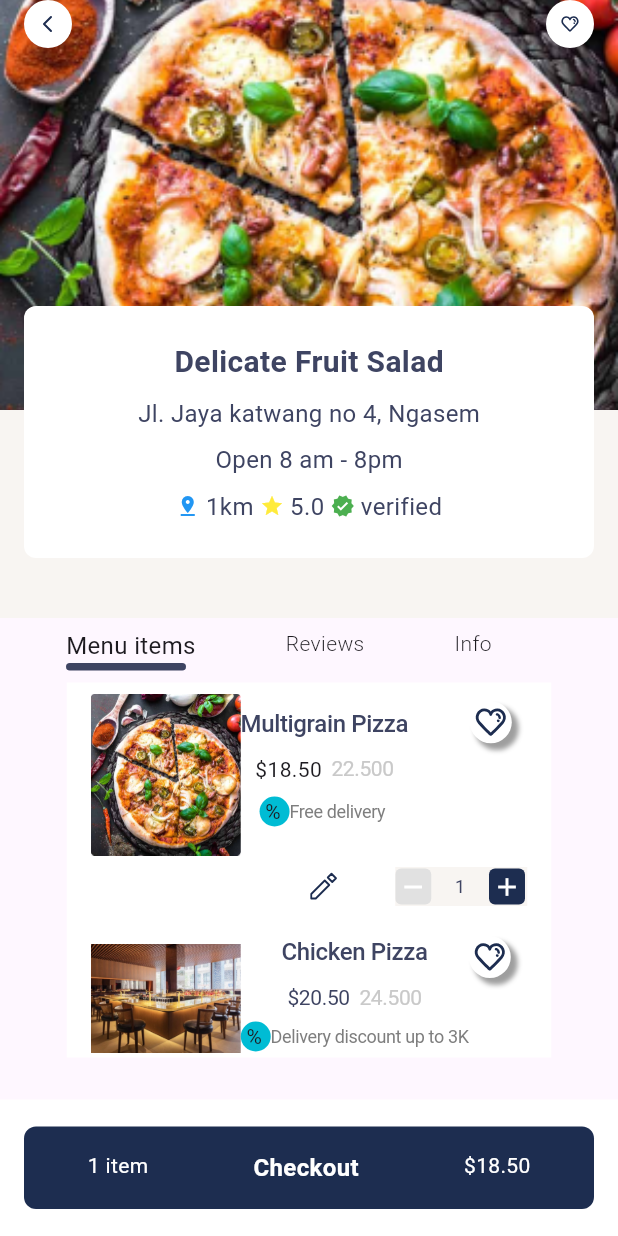
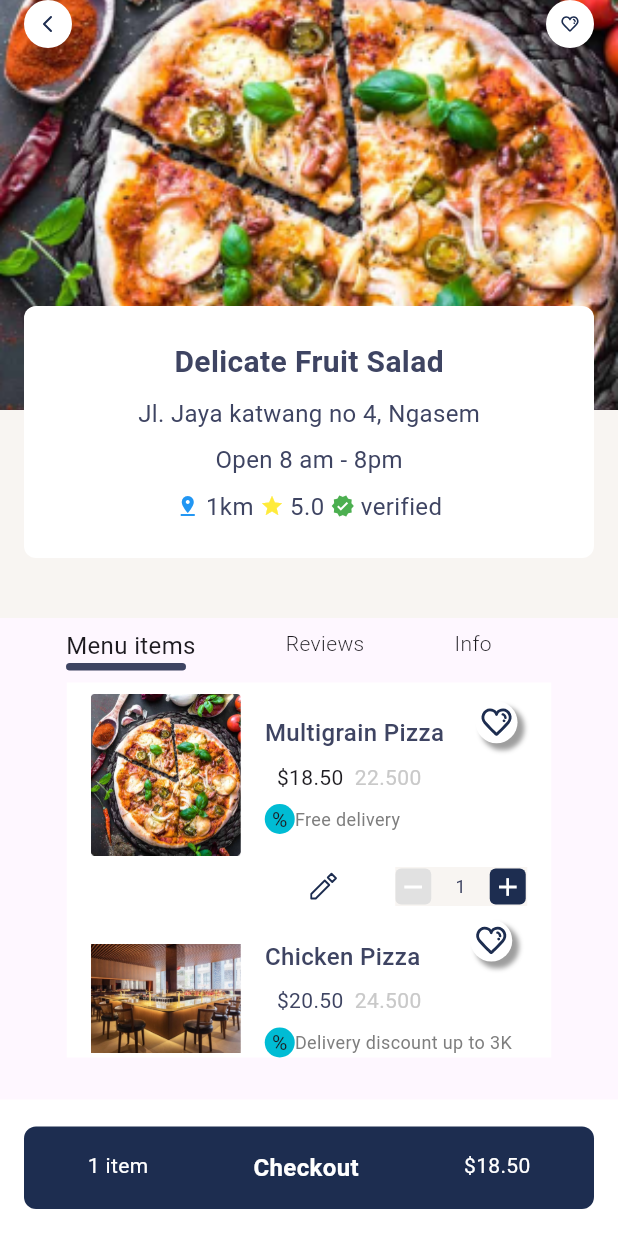
Before and after one commit to 2121051087/AppShoppingFood, a Flutter app: the DetailScreen screen opened directly, on a phone screen of 412 x 824 dp. Run offline on Flutter 3.47's test engine with Material 3 defaults, Android fonts, the phone set to English and light mode, and no system bars; our stand-ins replace firebase_auth, firebase_core, flutter_svg, google_fonts; accounts and stored records are empty; Roboto replaces fonts that are missing (Poppins, Ubuntu).

Commit message:
Update UI detailScreen

```diff
--- a/flutter_application_1/lib/Insert/detail_page.dart
+++ b/flutter_application_1/lib/Insert/detail_page.dart
@@ -313,6 +313,7 @@ class _DetailScreenState extends State<DetailScreen> {
                   switch (index) {
                     case 0:
                       return Column(
+
                         children: <Widget>[
                           Row(
                             children: <Widget>[
@@ -328,7 +329,11 @@ class _DetailScreenState extends State<DetailScreen> {
                                   ),
                                 ),
                               ),
-                              Column(
+                              Container(
+
+                                padding:EdgeInsets.only(left:16),
+                                child: Column(
+                                  crossAxisAlignment: CrossAxisAlignment.start,
                                   children: <Widget>[
                                     const Text(
                                       'Multigrain Pizza',
@@ -337,12 +342,11 @@ class _DetailScreenState extends State<DetailScreen> {
                                         fontSize: 16,
                                         fontFamily: 'Poppins',
                                         fontWeight: FontWeight.w500,
-                                      height: 0.08,
-                                      letterSpacing: -0.24,
+
                                       ),
                                     ),
                                     const Padding(
-                                    padding: EdgeInsets.only(top: 20.0),
+                                      padding: EdgeInsets.all(8.0),
                                       child: Row(
                                           children: [
                                             Text("\$18.50"),
@@ -353,16 +357,15 @@ class _DetailScreenState extends State<DetailScreen> {
                                                 fontSize: 14,
                                                 fontFamily: 'Poppins',
                                                 fontWeight: FontWeight.w400,
-                                            height: 0.10,
-                                            letterSpacing: -0.24,
+
                                               ),
                                             )
                                           ],
                                         ),
                                     ),
-                                  Padding(
-                                    padding: const EdgeInsets.only(top: 8.0),
-                                    child: Row(
+
+
+                                       Row(
                                         children: <Widget>[
                                           Container(
                                             width: 20,
@@ -372,7 +375,7 @@ class _DetailScreenState extends State<DetailScreen> {
                                               borderRadius:
                                               BorderRadius.circular(10),
                                             ),
-                                          child: const Text(" %"),
+                                            child: Center(child: const Text("%")),
                                           ),
                                           const Text(
                                             'Free delivery ',
@@ -381,18 +384,18 @@ class _DetailScreenState extends State<DetailScreen> {
                                               fontSize: 12,
                                               fontFamily: 'Poppins',
                                               fontWeight: FontWeight.w400,
-                                            height: 0.14,
-                                            letterSpacing: -0.24,
+
                                             ),
                                           ),
                                         ],
                                       ),
+
+                                  ],
                                 ),
-                                ],
                               ),
                               Container(
                                 margin:
-                                const EdgeInsets.only(left: 41, bottom: 70),
+                                const EdgeInsets.only(left: 21, bottom: 70),
                                 height: 28,
                                 width: 28,
                                 decoration: BoxDecoration(
@@ -463,8 +466,7 @@ class _DetailScreenState extends State<DetailScreen> {
                                         fontSize: 12,
                                         fontFamily: 'Poppins',
                                         fontWeight: FontWeight.w400,
-                                        height: 0.14,
-                                        letterSpacing: -0.24,
+
                                       ),
                                     ),
                                     const SizedBox(width: 16),
@@ -493,11 +495,13 @@ class _DetailScreenState extends State<DetailScreen> {
                       );
 
                     case 1:
-                      return Column(
+                      return Stack(
+
+                        children:[ Column(
                           children: <Widget>[
                             Row(
                               mainAxisAlignment: MainAxisAlignment.start,
-                            crossAxisAlignment: CrossAxisAlignment.start,
+                              crossAxisAlignment: CrossAxisAlignment.center,
                               children: <Widget>[
                                 Container(
                                   width: 100,
@@ -511,13 +515,12 @@ class _DetailScreenState extends State<DetailScreen> {
                                     ),
                                   ),
                                 ),
-                              Padding(
-                                padding: const EdgeInsets.only(
-                                  top: 30.0,
-                                ),
+                                 Container(
+                                   padding:EdgeInsets.only(left: 16),
+
                                     child: Column(
                                       mainAxisAlignment: MainAxisAlignment.start,
-                                  crossAxisAlignment: CrossAxisAlignment.center,
+                                      crossAxisAlignment: CrossAxisAlignment.start,
                                       children: <Widget>[
                                          const Text(
                                           'Chicken Pizza',
@@ -526,12 +529,12 @@ class _DetailScreenState extends State<DetailScreen> {
                                             fontSize: 16,
                                             fontFamily: 'Poppins',
                                             fontWeight: FontWeight.w500,
-                                        height: 0.08,
-                                        letterSpacing: -0.24,
+
                                           ),
                                         ),
+
                                         const Padding(
-                                      padding: EdgeInsets.only(top: 30.0),
+                                          padding: EdgeInsets.all(8.0),
                                           child: Row(
                                               children: [
                                                 Text(
@@ -541,8 +544,7 @@ class _DetailScreenState extends State<DetailScreen> {
                                                     fontSize: 14,
                                                     fontFamily: 'Poppins',
                                                     fontWeight: FontWeight.w400,
-                                              height: 0.10,
-                                              letterSpacing: -0.24,
+
                                                   ),
                                                 ),
                                                 Text(
@@ -552,20 +554,16 @@ class _DetailScreenState extends State<DetailScreen> {
                                                     fontSize: 14,
                                                     fontFamily: 'Poppins',
                                                     fontWeight: FontWeight.w400,
-                                              height: 0.10,
-                                              letterSpacing: -0.24,
+
                                                   ),
                                                 )
                                               ],
                                             ),
                                         ),
-                                    Padding(
-                                      padding: const EdgeInsets.only(top: 15.0),
-                                      child: Row(
-                                        mainAxisAlignment:
-                                        MainAxisAlignment.center,
-                                        crossAxisAlignment:
-                                        CrossAxisAlignment.center,
+
+                                        Row(
+                                            mainAxisAlignment: MainAxisAlignment.center,
+                                            crossAxisAlignment: CrossAxisAlignment.center,
                                             children: <Widget>[
                                               Container(
                                                 width: 20,
@@ -575,7 +573,7 @@ class _DetailScreenState extends State<DetailScreen> {
                                                   borderRadius:
                                                   BorderRadius.circular(10),
                                                 ),
-                                            child: const Text(" %"),
+                                                child: Center(child: const Text("%")),
                                               ),
                                               const Text(
                                                 'Delivery discount up to 3K',
@@ -584,35 +582,17 @@ class _DetailScreenState extends State<DetailScreen> {
                                                   fontSize: 12,
                                                   fontFamily: 'Poppins',
                                                   fontWeight: FontWeight.w400,
-                                              height: 0.14,
-                                              letterSpacing: -0.24,
+
                                                 ),
                                               ),
                                             ],
                                           ),
-                                    ),
+
                                       ],
                                     ),
                                   ),
-                              Container(
-                                margin: const EdgeInsets.only(left: 0, top: 20),
-                                height: 28,
-                                width: 28,
-                                decoration: BoxDecoration(
-                                  color: Colors.white,
-                                  borderRadius: BorderRadius.circular(14),
-                                  boxShadow: const [
-                                    BoxShadow(
-                                      color: Colors.grey,
-                                      offset: Offset(4, 4),
-                                      blurRadius: 2.0,
-                                      spreadRadius: 0.5,
-                                    ),
-                                  ],
-                                ),
-                                child: SvgPicture.asset(
-                                    'assets/vectors/ic_heart_favorite.svg'),
-                              ),
+
+
                               ],
                             ),
                             Row(
@@ -666,8 +646,7 @@ class _DetailScreenState extends State<DetailScreen> {
                                           fontSize: 12,
                                           fontFamily: 'Poppins',
                                           fontWeight: FontWeight.w400,
-                                        height: 0.14,
-                                        letterSpacing: -0.24,
+
                                         ),
                                       ),
                                       const SizedBox(width: 16),
@@ -692,6 +671,31 @@ class _DetailScreenState extends State<DetailScreen> {
                                   ),
                                 )
                               ],
+                            ),
+                          ],
+                        ),
+                          Positioned(
+                            bottom: 112,
+                            right:10,
+                            child: Container(
+                              margin: const EdgeInsets.only(left: 0,top:10),
+                              height: 28,
+                              width: 28,
+                              decoration: BoxDecoration(
+                                color: Colors.white,
+                                borderRadius: BorderRadius.circular(14),
+                                boxShadow: const [
+                                  BoxShadow(
+                                    color: Colors.grey,
+                                    offset: Offset(4, 4),
+                                    blurRadius: 2.0,
+                                    spreadRadius: 0.5,
+                                  ),
+                                ],
+                              ),
+                              child: SvgPicture.asset(
+                                  'assets/vectors/ic_heart_favorite.svg'),
+                            ),
                           ),
                   ],
                       );
--- a/flutter_application_1/lib/Insert/personal_screen.dart
+++ b/flutter_application_1/lib/Insert/personal_screen.dart
@@ -27,7 +27,9 @@ class _PersonalScreenState extends State<PersonalScreen> {
         child: Column(
           children: [
             // header
-            Column(
+            Padding(
+              padding: const EdgeInsets.only(top: 18.0),
+              child: Column(
                 crossAxisAlignment: CrossAxisAlignment.center,
 
                 children: [
@@ -46,6 +48,7 @@ class _PersonalScreenState extends State<PersonalScreen> {
                     ),
                   ),
                 ],
+              ),
             ),
 
 
```
Also changed, not shown: flutter_application_1/assets/images/ic_app.png (added). Lines whose indentation alone changed are shown as unchanged.
